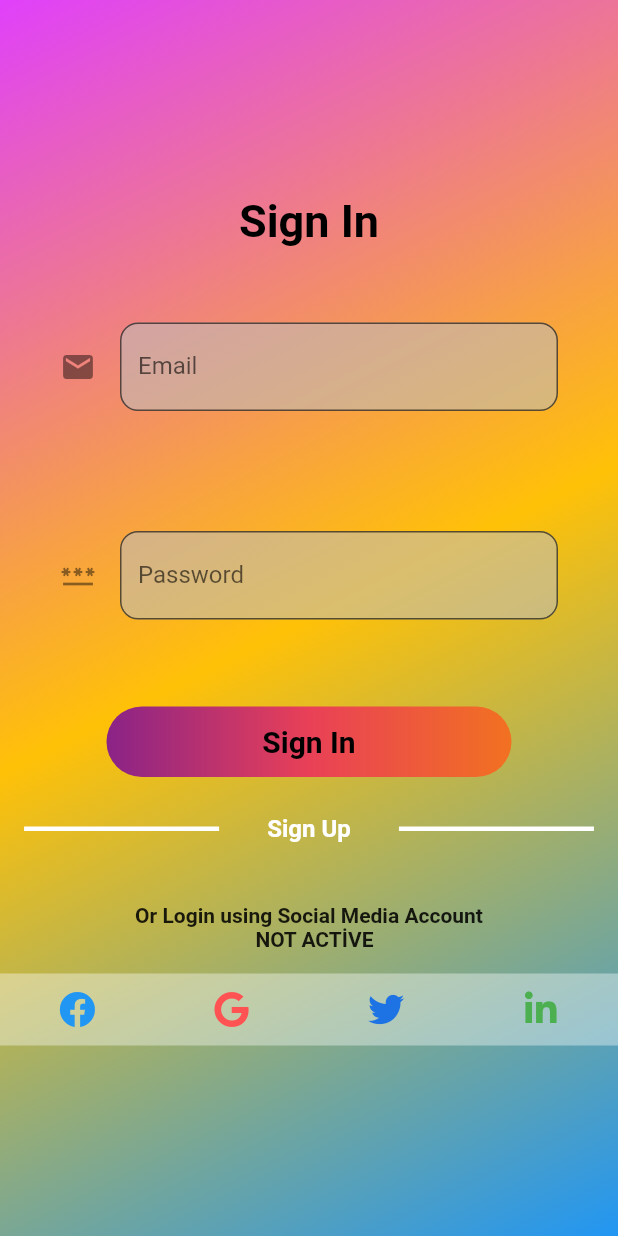
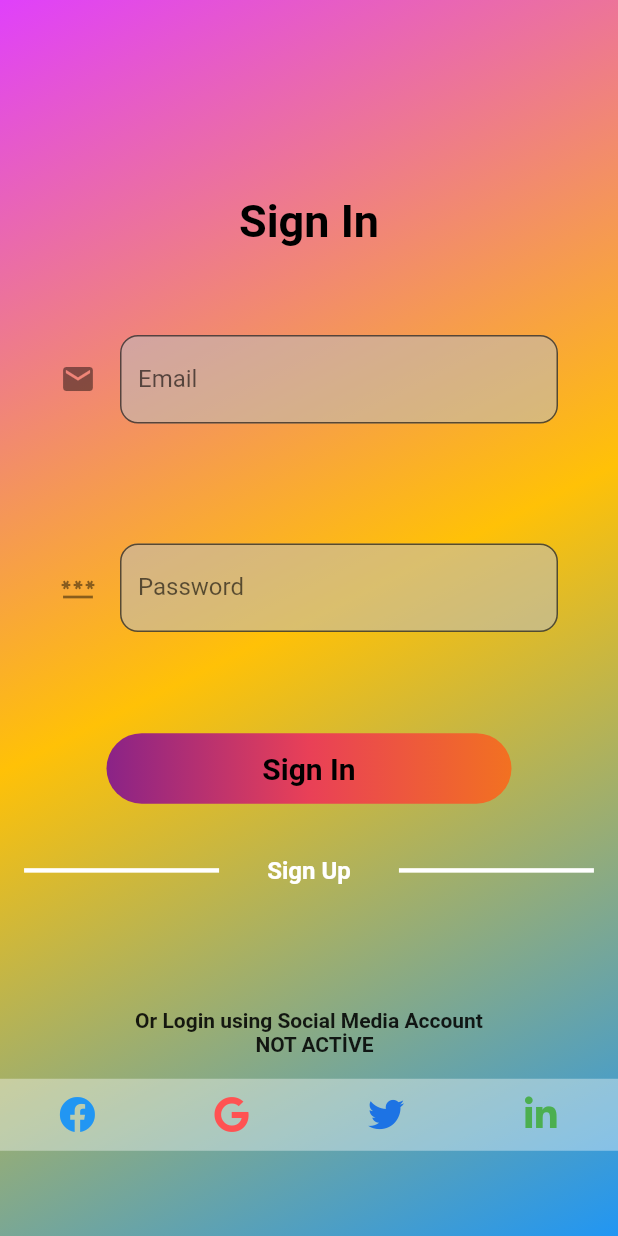
Before and after one commit to bedirhanayydin/Flutter-Application, a Flutter app: the screen it shows after launch, on a phone screen of 412 x 824 dp. Run offline on Flutter 3.47's test engine with Material 2 defaults, Android fonts, the phone set to English and light mode, and no system bars; our stand-ins replace cloud_firestore, firebase_auth, firebase_core, font_awesome_flutter; accounts and stored records are empty; Roboto replaces fonts that are missing (RobotoMono).

Commit message:
changes added

```diff
--- a/lib/pages/login_screen.dart
+++ b/lib/pages/login_screen.dart
@@ -1,4 +1,4 @@
-// ignore_for_file: prefer_const_constructors_in_immutables, prefer_const_constructors, prefer_const_literals_to_create_immutables, avoid_unnecessary_containers, deprecated_member_use
+// ignore_for_file: prefer_const_constructors_in_immutables, prefer_const_constructors, prefer_const_literals_to_create_immutables, avoid_unnecessary_containers, deprecated_member_use, prefer_typing_uninitialized_variables
 
 import 'package:flutter/material.dart';
 import 'package:flutter/services.dart';
@@ -17,9 +17,12 @@ class LoginScreen extends StatefulWidget {
 class _LoginScreenState extends State<LoginScreen> {
   final TextEditingController _emailController = TextEditingController();
   final TextEditingController _passwordController = TextEditingController();
-  AuthService _authService = AuthService();
+  final AuthService _authService = AuthService();
+  var size, height;
   @override
   Widget build(BuildContext context) {
+    size = MediaQuery.of(context).size;
+    height = size.height;
     return Scaffold(
       resizeToAvoidBottomInset: false,
       body: Container(
@@ -50,8 +53,7 @@ class _LoginScreenState extends State<LoginScreen> {
               ),
             ),
             SizedBox(
-              width: 10,
-              height: 10,
+              height: height / 45,
             ),
             Padding(
               padding: const EdgeInsets.all(40.0),
@@ -92,7 +94,7 @@ class _LoginScreenState extends State<LoginScreen> {
                 ),
               ),
             ),
-            SizedBox(height: 18),
+            SizedBox(height: height / 30),
             GestureDetector(
               child: Container(
                 alignment: Alignment.center,
@@ -143,7 +145,7 @@ class _LoginScreenState extends State<LoginScreen> {
               },
             ),
             Padding(
-              padding: const EdgeInsets.only(top: 25.0),
+              padding: const EdgeInsets.only(top: 35),
               child: Row(
                 mainAxisAlignment: MainAxisAlignment.spaceAround,
                 children: [
@@ -169,8 +171,8 @@ class _LoginScreenState extends State<LoginScreen> {
                 ],
               ),
             ),
-            const SizedBox(
-              height: 40,
+            SizedBox(
+              height: height / 10,
             ),
             const Text(
               "Or Login using Social Media Account\n                       NOT ACTİVE",
--- a/lib/services/auth_service.dart
+++ b/lib/services/auth_service.dart
@@ -13,12 +13,12 @@ class AuthService {
     return user.user;
   }
 
-  //çıkış yap fonks.
+  //çıkış yap
   signOut() async {
     return await _auth.signOut();
   }
 
-  //kayıt ol fonks.
+  //kayıt ol
   Future<User?> createPerson(String name, String email, String password) async {
     var user = await _auth.createUserWithEmailAndPassword(
         email: email, password: password);
```
